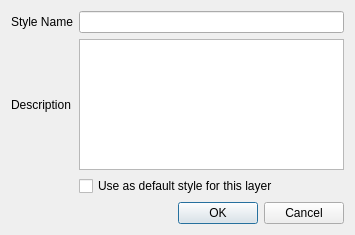
First picture: the form in src/ui/qgssavetodbdialog.ui, repository qgis/QGIS, before the edit.
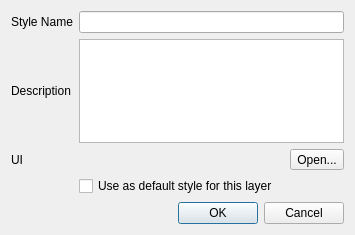
Second picture: the form after the edit.

Commit message: Now you can add ui files

Patch:
```diff
--- a/src/ui/qgssavetodbdialog.ui
+++ b/src/ui/qgssavetodbdialog.ui
@@ -17,8 +17,12 @@
    <bool>true</bool>
   </property>
   <layout class="QGridLayout" name="gridLayout">
-   <item row="1" column="1">
-    <widget class="QPlainTextEdit" name="mDescriptionEdit"/>
+   <item row="5" column="1">
+    <widget class="QCheckBox" name="mUseAsDefault">
+     <property name="text">
+      <string>Use as default style for this layer</string>
+     </property>
+    </widget>
    </item>
    <item row="1" column="0">
     <widget class="QLabel" name="descriptionLabel">
@@ -27,6 +31,19 @@
      </property>
     </widget>
    </item>
+   <item row="1" column="1">
+    <widget class="QPlainTextEdit" name="mDescriptionEdit"/>
+   </item>
+   <item row="4" column="0">
+    <widget class="QLabel" name="mUILabel">
+     <property name="text">
+      <string>UI</string>
+     </property>
+     <property name="buddy">
+      <cstring>mNameEdit</cstring>
+     </property>
+    </widget>
+   </item>
    <item row="0" column="0">
     <widget class="QLabel" name="nameLabel">
      <property name="text">
@@ -37,7 +54,10 @@
      </property>
     </widget>
    </item>
-   <item row="3" column="1">
+   <item row="0" column="1">
+    <widget class="QLineEdit" name="mNameEdit"/>
+   </item>
+   <item row="6" column="1">
     <widget class="QDialogButtonBox" name="buttonBox">
      <property name="standardButtons">
       <set>QDialogButtonBox::Cancel|QDialogButtonBox::Ok</set>
@@ -47,15 +67,29 @@
      </property>
     </widget>
    </item>
-   <item row="2" column="1">
-    <widget class="QCheckBox" name="mUseAsDefault">
-     <property name="text">
-      <string>Use as default style for this layer</string>
-     </property>
-    </widget>
-   </item>
-   <item row="0" column="1">
-    <widget class="QLineEdit" name="mNameEdit"/>
+   <item row="4" column="1">
+    <layout class="QHBoxLayout" name="horizontalLayout_2">
+     <item>
+      <widget class="QLabel" name="mFileNameLabel">
+       <property name="text">
+        <string/>
+       </property>
+      </widget>
+     </item>
+     <item>
+      <widget class="QToolButton" name="mFilePickButton">
+       <property name="sizePolicy">
+        <sizepolicy hsizetype="Maximum" vsizetype="Fixed">
+         <horstretch>0</horstretch>
+         <verstretch>0</verstretch>
+        </sizepolicy>
+       </property>
+       <property name="text">
+        <string>Open...</string>
+       </property>
+      </widget>
+     </item>
+    </layout>
    </item>
   </layout>
  </widget>
```
The commit also changes 7 other files.
